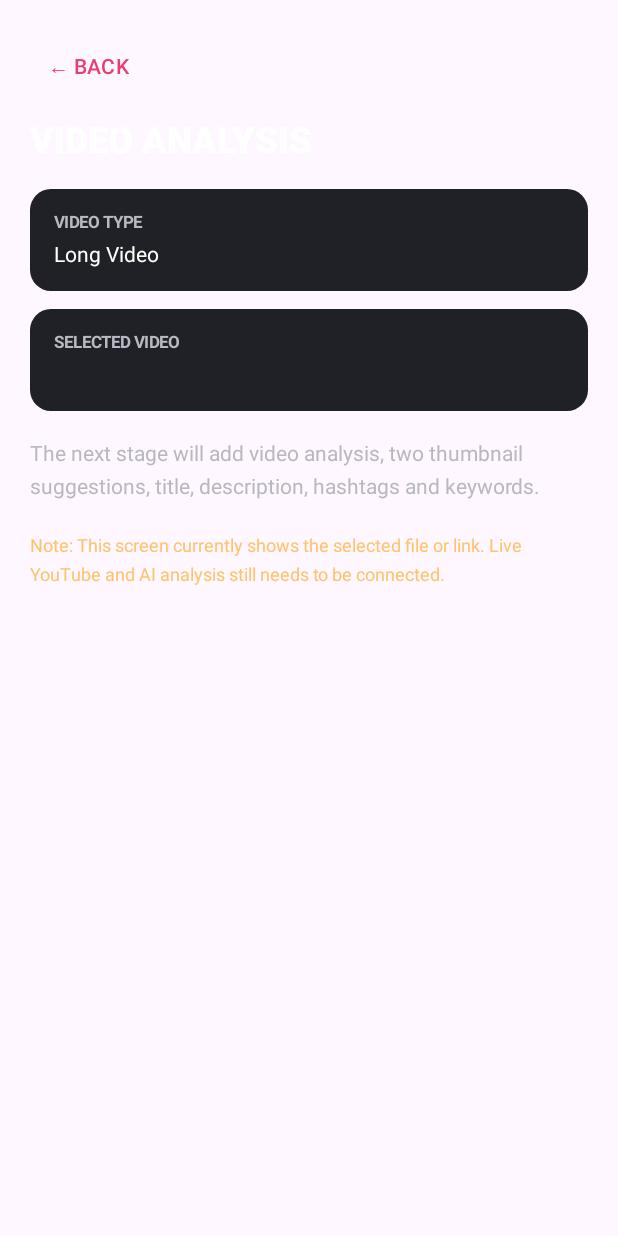
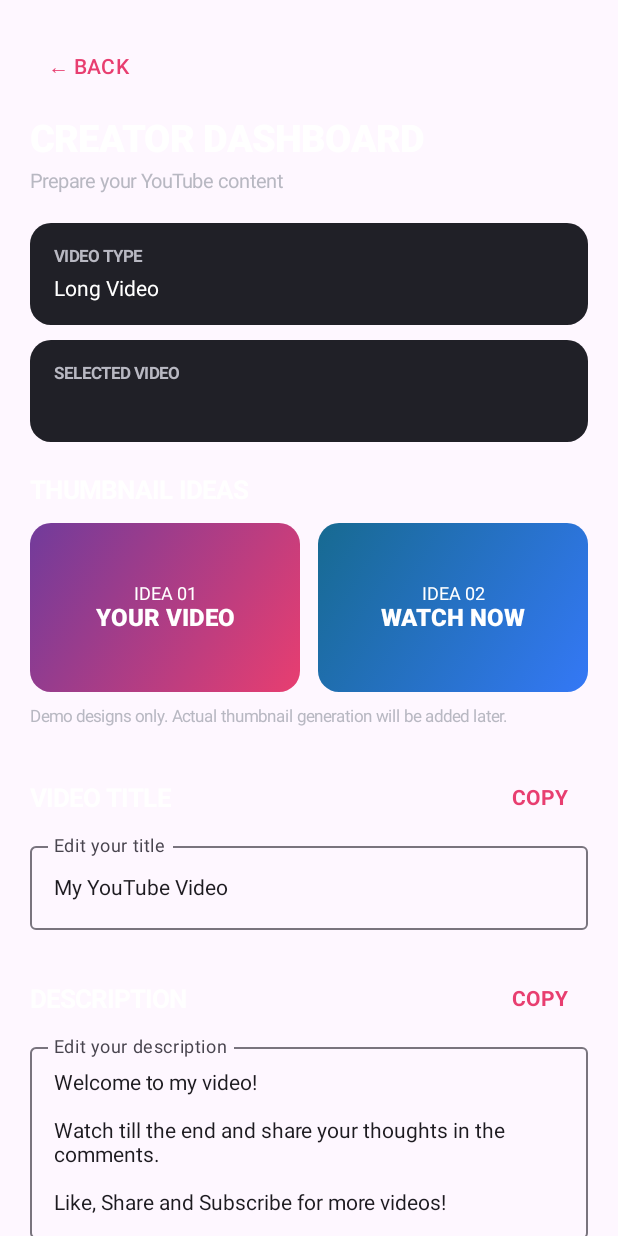
Before and after one commit to chandreshD4/Creator-studio, an Android app built with Jetpack Compose: the composable AnalysisPage called with empty values, on a phone screen of 412 x 824 dp. Run offline under Robolectric (Android 15) with nearby library versions, the phone set to English and light mode, and no system bars; pictures from the network do not load.

Commit message:
Create YouTube creator analysis dashboard

```diff
--- a/app/src/main/java/com/aarambh/creatorstudio/MainActivity.kt
+++ b/app/src/main/java/com/aarambh/creatorstudio/MainActivity.kt
@@ -662,6 +662,7 @@ private fun VideoTypeCard(
     }
 }
 
+
 @Composable
 private fun AnalysisPage(
     isGujarati: Boolean,
@@ -670,6 +671,32 @@ private fun AnalysisPage(
     videoType: String,
     onBack: () -> Unit
 ) {
+    val context = LocalContext.current
+
+    var title by remember(videoName, videoUrl) {
+        mutableStateOf(videoName.ifBlank { "My YouTube Video" })
+    }
+
+    var description by remember(videoName, videoUrl) {
+        mutableStateOf(
+            "Welcome to my video!\n\n" +
+            "Watch till the end and share your thoughts in the comments.\n\n" +
+            "Like, Share and Subscribe for more videos!"
+        )
+    }
+
+    var tags by remember(videoName, videoUrl) {
+        mutableStateOf("youtube, video, creator, trending, shorts, entertainment")
+    }
+
+    fun copyText(label: String, value: String) {
+        val clipboard = context.getSystemService(Context.CLIPBOARD_SERVICE)
+                as android.content.ClipboardManager
+        clipboard.setPrimaryClip(
+            android.content.ClipData.newPlainText(label, value)
+        )
+    }
+
     Column(
         modifier = Modifier
             .fillMaxSize()
@@ -683,55 +710,201 @@ private fun AnalysisPage(
             )
         }
 
-        Spacer(Modifier.height(12.dp))
+        Spacer(Modifier.height(10.dp))
 
         Text(
-            if (isGujarati) "વિડિયો વિશ્લેષણ"
-            else "VIDEO ANALYSIS",
+            if (isGujarati) "ક્રિએટર ડેશબોર્ડ" else "CREATOR DASHBOARD",
             color = White,
-            fontSize = 24.sp,
+            fontSize = 25.sp,
             fontWeight = FontWeight.ExtraBold
         )
 
-        Spacer(Modifier.height(18.dp))
+        Spacer(Modifier.height(6.dp))
+
+        Text(
+            if (isGujarati) "તમારા વિડિયો માટે કન્ટેન્ટ તૈયાર કરો"
+            else "Prepare your YouTube content",
+            color = Muted,
+            fontSize = 13.sp
+        )
+
+        Spacer(Modifier.height(20.dp))
 
         InfoPanel(
             if (isGujarati) "વિડિયોનો પ્રકાર" else "VIDEO TYPE",
             if (videoType == "short") "YouTube Shorts" else "Long Video"
         )
 
+        Spacer(Modifier.height(10.dp))
+
+        InfoPanel(
+            if (isGujarati) "પસંદ કરેલો વિડિયો" else "SELECTED VIDEO",
+            videoName.ifBlank { videoUrl }
+        )
+
+        Spacer(Modifier.height(22.dp))
+
+        Text(
+            if (isGujarati) "થંબનેલ આઇડિયા" else "THUMBNAIL IDEAS",
+            color = White,
+            fontSize = 17.sp,
+            fontWeight = FontWeight.Bold
+        )
+
         Spacer(Modifier.height(12.dp))
 
-        InfoPanel(
-            if (isGujarati) "વિડિયો" else "SELECTED VIDEO",
-            videoName.ifBlank { videoUrl }
+        Row(
+            horizontalArrangement = Arrangement.spacedBy(12.dp)
+        ) {
+            Box(
+                modifier = Modifier
+                    .weight(1f)
+                    .aspectRatio(16f / 10f)
+                    .clip(RoundedCornerShape(14.dp))
+                    .background(
+                        Brush.linearGradient(
+                            listOf(Color(0xFF713B9B), Color(0xFFE83E70))
+                        )
+                    ),
+                contentAlignment = Alignment.Center
+            ) {
+                Column(horizontalAlignment = Alignment.CenterHorizontally) {
+                    Text("IDEA 01", color = White, fontSize = 12.sp)
+                    Text(
+                        "YOUR VIDEO",
+                        color = White,
+                        fontSize = 16.sp,
+                        fontWeight = FontWeight.ExtraBold
+                    )
+                }
+            }
+
+            Box(
+                modifier = Modifier
+                    .weight(1f)
+                    .aspectRatio(16f / 10f)
+                    .clip(RoundedCornerShape(14.dp))
+                    .background(
+                        Brush.linearGradient(
+                            listOf(Color(0xFF176A91), Color(0xFF3478F6))
+                        )
+                    ),
+                contentAlignment = Alignment.Center
+            ) {
+                Column(horizontalAlignment = Alignment.CenterHorizontally) {
+                    Text("IDEA 02", color = White, fontSize = 12.sp)
+                    Text(
+                        "WATCH NOW",
+                        color = White,
+                        fontSize = 16.sp,
+                        fontWeight = FontWeight.ExtraBold
+                    )
+                }
+            }
+        }
+
+        Spacer(Modifier.height(10.dp))
+
+        Text(
+            if (isGujarati) "આ ડેમો ડિઝાઇન છે. વાસ્તવિક થંબનેલ જનરેશન પછી ઉમેરાશે."
+            else "Demo designs only. Actual thumbnail generation will be added later.",
+            color = Muted,
+            fontSize = 11.sp
+        )
+
+        Spacer(Modifier.height(24.dp))
+
+        Row(
+            modifier = Modifier.fillMaxWidth(),
+            verticalAlignment = Alignment.CenterVertically
+        ) {
+            Text(
+                if (isGujarati) "વિડિયો ટાઇટલ" else "VIDEO TITLE",
+                color = White,
+                fontSize = 17.sp,
+                fontWeight = FontWeight.Bold,
+                modifier = Modifier.weight(1f)
+            )
+
+            TextButton(onClick = { copyText("Video Title", title) }) {
+                Text("COPY", color = Pink, fontWeight = FontWeight.Bold)
+            }
+        }
+
+        OutlinedTextField(
+            value = title,
+            onValueChange = { title = it },
+            modifier = Modifier.fillMaxWidth(),
+            label = { Text("Edit your title") },
+            singleLine = true
+        )
+
+        Spacer(Modifier.height(22.dp))
+
+        Row(
+            modifier = Modifier.fillMaxWidth(),
+            verticalAlignment = Alignment.CenterVertically
+        ) {
+            Text(
+                if (isGujarati) "વિડિયો વર્ણન" else "DESCRIPTION",
+                color = White,
+                fontSize = 17.sp,
+                fontWeight = FontWeight.Bold,
+                modifier = Modifier.weight(1f)
+            )
+
+            TextButton(
+                onClick = { copyText("Video Description", description) }
+            ) {
+                Text("COPY", color = Pink, fontWeight = FontWeight.Bold)
+            }
+        }
+
+        OutlinedTextField(
+            value = description,
+            onValueChange = { description = it },
+            modifier = Modifier.fillMaxWidth(),
+            label = { Text("Edit your description") },
+            minLines = 4
+        )
+
+        Spacer(Modifier.height(22.dp))
+
+        Row(
+            modifier = Modifier.fillMaxWidth(),
+            verticalAlignment = Alignment.CenterVertically
+        ) {
+            Text(
+                if (isGujarati) "કીવર્ડ્સ અને ટેગ્સ" else "SEO KEYWORDS & TAGS",
+                color = White,
+                fontSize = 17.sp,
+                fontWeight = FontWeight.Bold,
+                modifier = Modifier.weight(1f)
+            )
+
+            TextButton(onClick = { copyText("YouTube Tags", tags) }) {
+                Text("COPY", color = Pink, fontWeight = FontWeight.Bold)
+            }
+        }
+
+        OutlinedTextField(
+            value = tags,
+            onValueChange = { tags = it },
+            modifier = Modifier.fillMaxWidth(),
+            label = { Text("Edit your tags") },
+            minLines = 2
         )
 
         Spacer(Modifier.height(18.dp))
 
         Text(
-            if (isGujarati) {
-                "આગળના તબક્કામાં અહીં AI વિશ્લેષણ, બે થંબનેલ, ટાઇટલ, વર્ણન, હેશટેગ અને કીવર્ડ્સ આવશે."
-            } else {
-                "The next stage will add video analysis, two thumbnail suggestions, title, description, hashtags and keywords."
-            },
-            color = Muted,
-            fontSize = 14.sp,
-            lineHeight = 22.sp
+            if (isGujarati) "નોંધ: આ નમૂનાનું કન્ટેન્ટ છે. AI વિશ્લેષણ પછી ઉમેરાશે."
+            else "Note: This is sample content. AI analysis will be added later.",
+            color = Color(0xFFFFC36B),
+            fontSize = 12.sp
         )
 
-        Spacer(Modifier.height(18.dp))
-
-        Text(
-            if (isGujarati) {
-                "નોંધ: આ સ્ક્રીન હાલમાં પસંદ કરેલી ફાઇલ અથવા લિંક બતાવે છે. વાસ્તવિક YouTube અને AI વિશ્લેષણ હજી જોડવાનું બાકી છે."
-            } else {
-                "Note: This screen currently shows the selected file or link. Live YouTube and AI analysis still needs to be connected."
-            },
-            color = Color(0xFFFFC36B),
-            fontSize = 12.sp,
-            lineHeight = 19.sp
-        )
+        Spacer(Modifier.height(20.dp))
     }
 }
 
```
